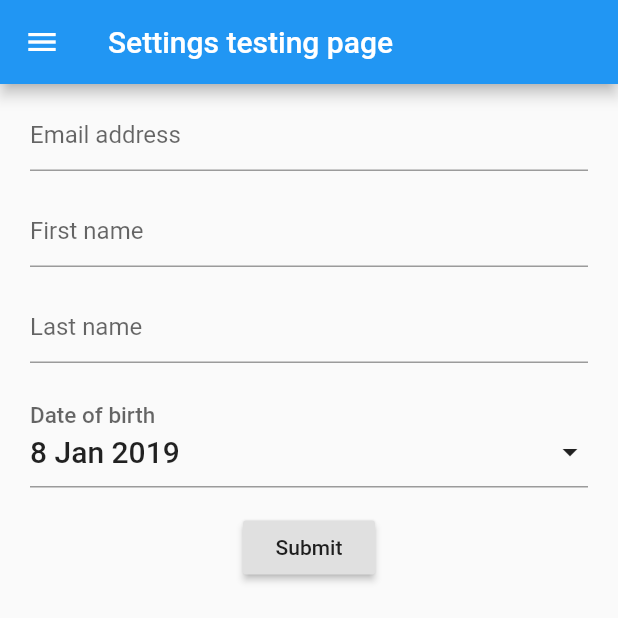
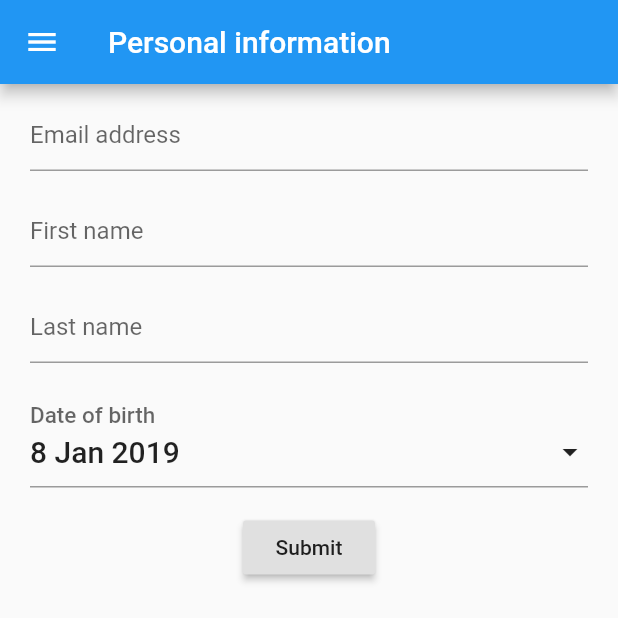
Before and after one commit to DorianGrey/flutter_app_playground, a Flutter app: the screen it shows after launch, in the side drawer, after a tap on "Personal information", on a phone screen of 412 x 824 dp, the top half of it. Run offline on Flutter 3.47's test engine with Material 2 defaults, Android fonts, the phone set to English and light mode, and no system bars; our stand-ins replace flutter_redux, redux.

Commit message:
Add missing translations

```diff
--- a/lib/counterPage.dart
+++ b/lib/counterPage.dart
@@ -27,7 +27,7 @@ class CounterPage extends StatelessWidget {
       appBar: AppBar(
         // Here we take the value from the MyHomePage object that was created by
         // the App.build method, and use it to set our appbar title.
-        title: Text(AppLocalizations.of(context).counterPageHeader),
+        title: Text(AppLocalizations.of(context).counterLink),
       ),
       drawer: createDefaultAppDrawer(context, CounterPage.ROUTE_NAME),
       body: Center(
--- a/lib/helpers/drawer.dart
+++ b/lib/helpers/drawer.dart
@@ -1,5 +1,6 @@
 import 'package:flutter/material.dart';
 import 'package:flutter_app_playground/counterPage.dart';
+import 'package:flutter_app_playground/i18n/app_localizations.dart';
 import 'package:flutter_app_playground/settings/settings.dart';
 
 Drawer createDefaultAppDrawer(BuildContext context, String currentRouteName) {
@@ -14,7 +15,7 @@ Drawer createDefaultAppDrawer(BuildContext context, String currentRouteName) {
     ),
     ListTile(
         leading: Icon(Icons.timer),
-        title: Text('Counter'),
+        title: Text(AppLocalizations.of(context).counterLink),
         onTap: () {
           if (currentRouteName != CounterPage.ROUTE_NAME) {
             Navigator.pushNamed(context, CounterPage.ROUTE_NAME);
@@ -22,7 +23,7 @@ Drawer createDefaultAppDrawer(BuildContext context, String currentRouteName) {
         }),
     ListTile(
         leading: Icon(Icons.account_circle),
-        title: Text('Personal information'),
+        title: Text(AppLocalizations.of(context).settingsLink),
         onTap: () {
           if (currentRouteName != SettingsPage.ROUTE_NAME) {
             Navigator.pushNamed(context, SettingsPage.ROUTE_NAME);
--- a/lib/i18n/app_localizations.dart
+++ b/lib/i18n/app_localizations.dart
@@ -25,12 +25,17 @@ class AppLocalizations {
         name: 'appHeader', desc: 'General application headline');
   }
 
+  /// For the drawer and corresponding page headers.
+
+  String get counterLink {
+    return Intl.message('Counter Tester', name: 'counterLink', desc: 'Counter page: Drawer link and headline');
+  }
+
+  String get settingsLink {
+    return Intl.message('Personal information', name: 'settingsLink', desc: 'Settings page: Drawer link and headline');
+  }
+
   /// Stuff for the counter page:
-
-  String get counterPageHeader {
-    return Intl.message('Counter testing page',
-        name: 'counterPageHeader', desc: 'Counter tester page header');
-  }
 
   String get counterLabel {
     return Intl.message('You have pushed the button this many times:',
--- a/lib/i18n/intl_en.arb
+++ b/lib/i18n/intl_en.arb
@@ -7,9 +7,15 @@
     "type": "text",
     "placeholders": {}
   },
-  "counterPageHeader": "Counter testing page",
-  "@counterPageHeader": {
-    "description": "Counter tester page header",
+  "counterLink": "Counter Tester",
+  "@counterLink": {
+    "description": "Counter page: Drawer link and headline",
+    "type": "text",
+    "placeholders": {}
+  },
+  "settingsLink": "Personal information",
+  "@settingsLink": {
+    "description": "Settings page: Drawer link and headline",
     "type": "text",
     "placeholders": {}
   },
--- a/lib/settings/settings.dart
+++ b/lib/settings/settings.dart
@@ -1,5 +1,6 @@
 import 'package:flutter/material.dart';
 import 'package:flutter_app_playground/helpers/drawer.dart';
+import 'package:flutter_app_playground/i18n/app_localizations.dart';
 import 'package:flutter_app_playground/settings/settingsForm.dart';
 
 class SettingsPage extends StatefulWidget {
@@ -18,7 +19,7 @@ class _SettingsPageState extends State<SettingsPage> {
   Widget build(BuildContext context) {
     return Scaffold(
       appBar: AppBar(
-        title: Text("Settings testing page"),
+        title: Text(AppLocalizations.of(context).settingsLink),
       ),
       drawer: createDefaultAppDrawer(context, SettingsPage.ROUTE_NAME),
       body: SettingsForm()
```
Also changed, not shown: lib/i18n/intl_de.arb (+9 -3 lines), lib/i18n/generated/intl_messages.arb, lib/i18n/generated/messages_de.dart, lib/i18n/generated/messages_en.dart.
